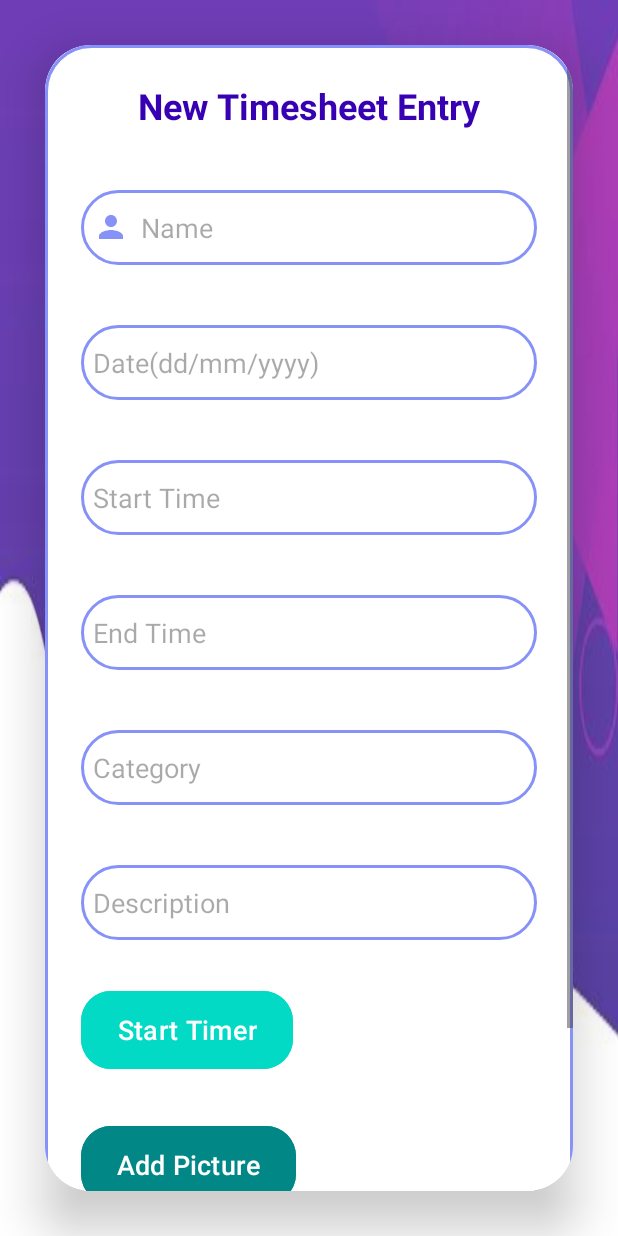
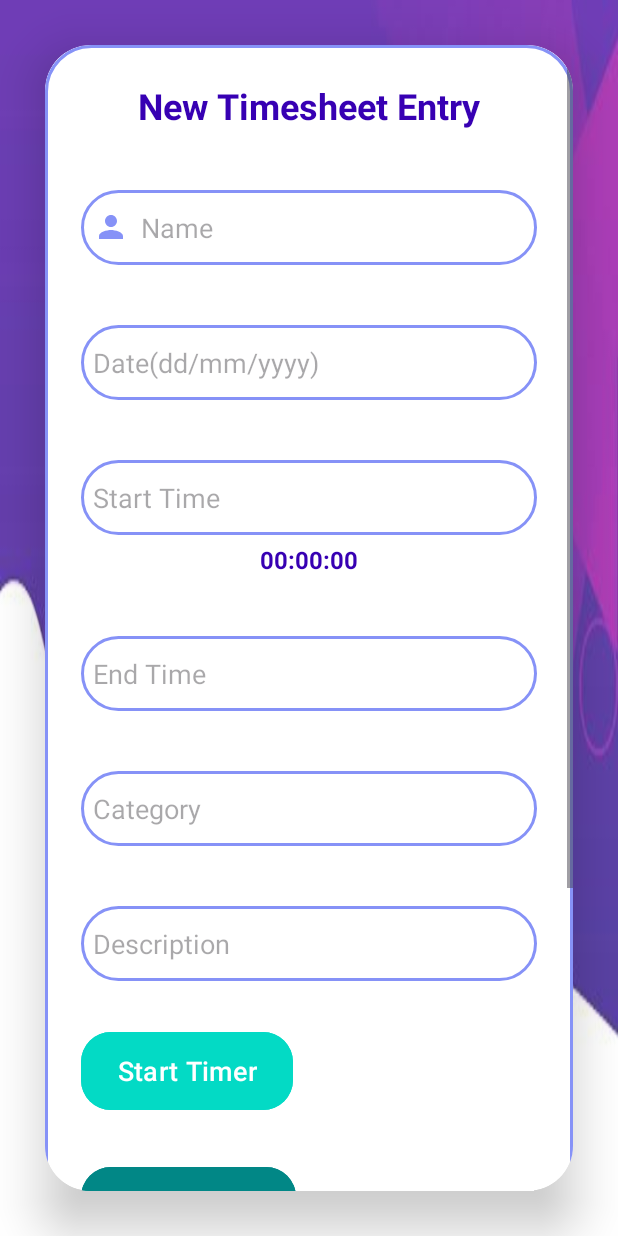
Before and after one commit to ST10083156/OPSC_PART_2_Attempt2, an Android app: the NewTimesheetEntry screen opened directly, with no data from a screen before it, on a phone screen of 412 x 824 dp. Run offline under Robolectric (Android 15) with nearby library versions, the phone set to English and light mode, and no system bars; our stand-ins replace Firebase (no records; nobody signed in at launch, a user with empty details on screens opened directly).

Commit message:
new Timesheet Update UI

```diff
--- a/app/src/main/res/layout/activity_new_timesheet_entry.xml
+++ b/app/src/main/res/layout/activity_new_timesheet_entry.xml
@@ -75,6 +75,17 @@
                     android:layout_marginTop="40dp"
                     android:padding="8dp"/>
 
+                <TextView
+                    android:id="@+id/tvStartTime"
+                    android:layout_width="match_parent"
+                    android:layout_height="wrap_content"
+                    android:text="00:00:00"
+                    android:textSize="16sp"
+                    android:textAlignment="center"
+                    android:textStyle="bold"
+                    android:textColor="@color/purple_700"
+                    android:layout_marginTop="5dp"/>
+
                 <EditText
                     android:id="@+id/editTextEndTime"
                     android:layout_width="match_parent"
@@ -131,6 +142,16 @@
                     android:layout_marginTop="30dp"
                     android:backgroundTint="@color/teal_700"
                     app:cornerRadius="20dp"/>
+
+                <ImageView
+                    android:id="@+id/imageView"
+                    android:layout_width="128dp"
+                    android:layout_height="wrap_content"
+                    app:srcCompat="@drawable/ic_launcher_foreground"
+                    android:layout_marginTop="12dp"
+                    android:layout_gravity="center"
+                    android:elevation="20dp"/>
+
                 <Button
                     android:id="@+id/doneBtn"
                     android:layout_width="wrap_content"
```
